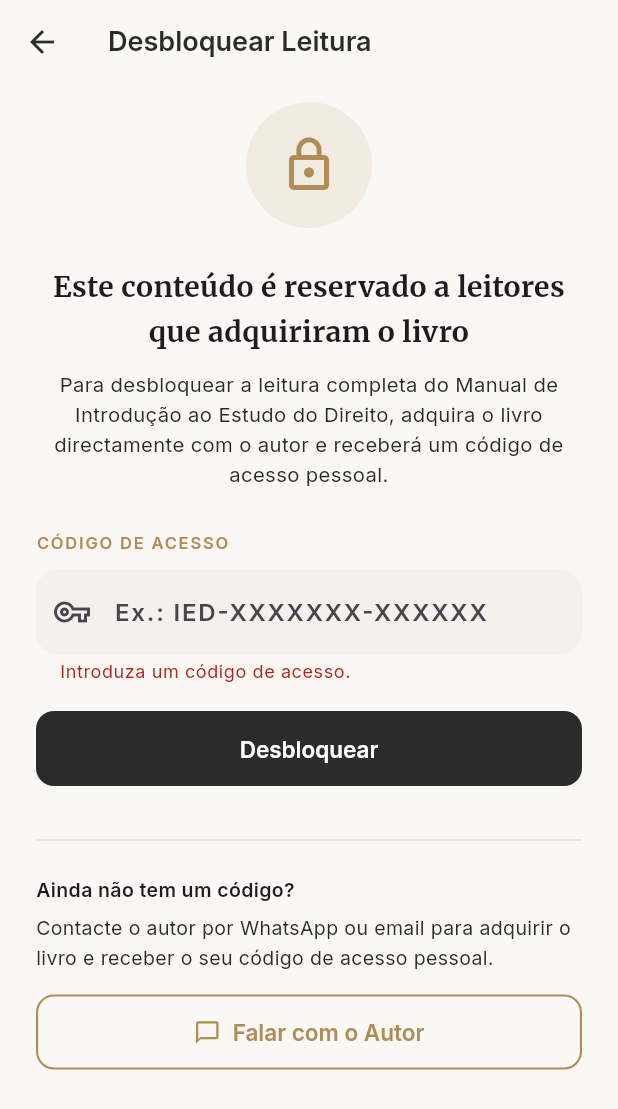
After one commit to nevesmoxi/IED, a Flutter app: the AccessGateScreen screen opened directly, after a tap on "Desbloquear", on a phone screen of 412 x 824 dp. The commit adds this screen. Shown: the top 1109 px of the screen. Run offline on Flutter 3.47's test engine with Material 3 defaults, Android fonts, the phone set to English and light mode, and no system bars; our stand-ins replace google_fonts, shared_preferences; missing offline and left inert: encrypt; accounts and stored records are empty.

Commit message:
Implementar sistema de código de acesso para desbloquear leitura
Como o Google Play não permite venda paga em Angola, o app passa a ser
distribuído gratuitamente e o conteúdo do livro fica bloqueado até o
leitor introduzir um código de acesso válido, recebido do autor após
compra por canais externos (WhatsApp, transferência, Multicaixa Express).

- AccessCodeService: valida códigos offline via HMAC-SHA256, sem
  necessidade de servidor (formato IED-IDENTIFICADOR-CHECKSUM)
- AccessProvider: persiste o estado de desbloqueio em SharedPreferences
- AccessGateScreen: tela de bloqueio com campo de código e atalho de
  contacto com o autor
- ReaderScreen: ponto único de bloqueio, exibe AccessGateScreen se não
  desbloqueado (Home/Índice/Busca continuam livres de navegar)
- HomeScreen e ProfileScreen: indicadores visuais de estado de acesso
- scripts/generate_access_code.py: ferramenta para o autor gerar códigos
  offline, individualmente ou em lote, sem depender de internet/servidor

```diff
--- a/lib/main.dart
+++ b/lib/main.dart
@@ -3,6 +3,7 @@ import 'package:provider/provider.dart';
 import 'providers/book_provider.dart';
 import 'providers/reading_settings_provider.dart';
 import 'providers/reading_progress_provider.dart';
+import 'providers/access_provider.dart';
 import 'theme/app_theme.dart';
 import 'screens/root_shell.dart';
 
@@ -20,6 +21,7 @@ class IedReaderApp extends StatelessWidget {
         ChangeNotifierProvider(create: (_) => BookProvider()),
         ChangeNotifierProvider(create: (_) => ReadingSettingsProvider()),
         ChangeNotifierProvider(create: (_) => ReadingProgressProvider()),
+        ChangeNotifierProvider(create: (_) => AccessProvider()),
       ],
       child: Consumer<ReadingSettingsProvider>(
         builder: (context, settings, _) {
--- /dev/null
+++ b/lib/providers/access_provider.dart
@@ -0,0 +1,78 @@
+import 'package:flutter/material.dart';
+import 'package:shared_preferences/shared_preferences.dart';
+import '../services/access_code_service.dart';
+
+/// Tracks whether the reader has unlocked the book content via a valid
+/// access code, and persists that state locally so it survives app
+/// restarts (the user only needs to enter the code once per device).
+class AccessProvider extends ChangeNotifier {
+  static const _kUnlockedKey = 'access_unlocked';
+  static const _kRedeemedCodeKey = 'access_redeemed_code';
+
+  bool _isUnlocked = false;
+  bool _isLoading = true;
+  String? _redeemedCode;
+  String? _lastError;
+
+  bool get isUnlocked => _isUnlocked;
+  bool get isLoading => _isLoading;
+  String? get redeemedCode => _redeemedCode;
+  String? get lastError => _lastError;
+
+  AccessProvider() {
+    _load();
+  }
+
+  Future<void> _load() async {
+    final prefs = await SharedPreferences.getInstance();
+    _isUnlocked = prefs.getBool(_kUnlockedKey) ?? false;
+    _redeemedCode = prefs.getString(_kRedeemedCodeKey);
+    _isLoading = false;
+    notifyListeners();
+  }
+
+  /// Validates [rawCode] and, if valid, persists the unlocked state.
+  /// Returns true on success.
+  Future<bool> redeemCode(String rawCode) async {
+    final code = AccessCodeService.normalize(rawCode);
+    if (code.isEmpty) {
+      _lastError = 'Introduza um código de acesso.';
+      notifyListeners();
+      return false;
+    }
+
+    if (!AccessCodeService.isValid(code)) {
+      _lastError = 'Código inválido. Verifique e tente novamente.';
+      notifyListeners();
+      return false;
+    }
+
+    _isUnlocked = true;
+    _redeemedCode = code;
+    _lastError = null;
+    notifyListeners();
+
+    final prefs = await SharedPreferences.getInstance();
+    await prefs.setBool(_kUnlockedKey, true);
+    await prefs.setString(_kRedeemedCodeKey, code);
+    return true;
+  }
+
+  void clearError() {
+    if (_lastError != null) {
+      _lastError = null;
+      notifyListeners();
+    }
+  }
+
+  /// Development/support utility: locks the app again (e.g. if a code was
+  /// entered by mistake, or for support/testing purposes).
+  Future<void> lock() async {
+    _isUnlocked = false;
+    _redeemedCode = null;
+    notifyListeners();
+    final prefs = await SharedPreferences.getInstance();
+    await prefs.remove(_kUnlockedKey);
+    await prefs.remove(_kRedeemedCodeKey);
+  }
+}
--- /dev/null
+++ b/lib/screens/access_gate_screen.dart
@@ -0,0 +1,196 @@
+import 'package:flutter/material.dart';
+import 'package:provider/provider.dart';
+import '../providers/access_provider.dart';
+import '../theme/app_theme.dart';
+import 'contact_screen.dart';
+
+/// Shown instead of the reading content when the user has not yet
+/// redeemed a valid access code. Explains the purchase flow (external
+/// payment via WhatsApp / transfer / Multicaixa Express) and lets the
+/// user enter the code the author sent them.
+class AccessGateScreen extends StatefulWidget {
+  const AccessGateScreen({super.key});
+
+  @override
+  State<AccessGateScreen> createState() => _AccessGateScreenState();
+}
+
+class _AccessGateScreenState extends State<AccessGateScreen> {
+  final TextEditingController _controller = TextEditingController();
+  final FocusNode _focusNode = FocusNode();
+  bool _submitting = false;
+
+  @override
+  void dispose() {
+    _controller.dispose();
+    _focusNode.dispose();
+    super.dispose();
+  }
+
+  Future<void> _submit() async {
+    final access = context.read<AccessProvider>();
+    FocusScope.of(context).unfocus();
+    setState(() => _submitting = true);
+    final ok = await access.redeemCode(_controller.text);
+    if (!mounted) return;
+    setState(() => _submitting = false);
+
+    if (ok) {
+      ScaffoldMessenger.of(context).showSnackBar(
+        const SnackBar(
+          content: Text('Código válido! Acesso desbloqueado.'),
+          backgroundColor: Colors.green,
+        ),
+      );
+    }
+  }
+
+  @override
+  Widget build(BuildContext context) {
+    final access = context.watch<AccessProvider>();
+    final colorScheme = Theme.of(context).colorScheme;
+
+    return Scaffold(
+      appBar: AppBar(
+        title: const Text('Desbloquear Leitura'),
+        leading: IconButton(
+          icon: const Icon(Icons.arrow_back),
+          onPressed: () => Navigator.pop(context),
+        ),
+      ),
+      body: SafeArea(
+        child: SingleChildScrollView(
+          padding: const EdgeInsets.fromLTRB(24, 12, 24, 24),
+          child: Column(
+            crossAxisAlignment: CrossAxisAlignment.start,
+            children: [
+              Center(
+                child: Container(
+                  width: 84,
+                  height: 84,
+                  decoration: BoxDecoration(
+                    color: AppColors.gold.withValues(alpha: 0.12),
+                    shape: BoxShape.circle,
+                  ),
+                  child: const Icon(
+                    Icons.lock_outline,
+                    color: AppColors.gold,
+                    size: 40,
+                  ),
+                ),
+              ),
+              const SizedBox(height: 24),
+              Text(
+                'Este conteúdo é reservado a leitores que adquiriram o livro',
+                textAlign: TextAlign.center,
+                style: AppTheme.readingTextStyle(
+                  fontSize: 19,
+                  color: colorScheme.onSurface,
+                  weight: FontWeight.w700,
+                ),
+              ),
+              const SizedBox(height: 10),
+              Text(
+                'Para desbloquear a leitura completa do Manual de Introdução ao '
+                'Estudo do Direito, adquira o livro directamente com o autor e '
+                'receberá um código de acesso pessoal.',
+                textAlign: TextAlign.center,
+                style: TextStyle(
+                  fontSize: 13.5,
+                  height: 1.5,
+                  color: Theme.of(context).textTheme.bodySmall?.color,
+                ),
+              ),
+              const SizedBox(height: 28),
+
+              Text(
+                'CÓDIGO DE ACESSO',
+                style: TextStyle(
+                  fontSize: 11,
+                  letterSpacing: 1.2,
+                  fontWeight: FontWeight.w600,
+                  color: AppColors.gold,
+                ),
+              ),
+              const SizedBox(height: 10),
+              TextField(
+                controller: _controller,
+                focusNode: _focusNode,
+                textCapitalization: TextCapitalization.characters,
+                textInputAction: TextInputAction.done,
+                onSubmitted: (_) => _submit(),
+                onChanged: (_) => access.clearError(),
+                style: const TextStyle(
+                  fontWeight: FontWeight.w600,
+                  letterSpacing: 1.2,
+                ),
+                decoration: InputDecoration(
+                  hintText: 'Ex.: IED-XXXXXXX-XXXXXX',
+                  filled: true,
+                  fillColor: Theme.of(context).cardTheme.color,
+                  errorText: access.lastError,
+                  border: OutlineInputBorder(
+                    borderRadius: BorderRadius.circular(14),
+                    borderSide: BorderSide.none,
+                  ),
+                  prefixIcon: const Icon(Icons.vpn_key_outlined),
+                ),
+              ),
+              const SizedBox(height: 18),
+              SizedBox(
+                width: double.infinity,
+                child: ElevatedButton(
+                  onPressed: _submitting ? null : _submit,
+                  child: _submitting
+                      ? const SizedBox(
+                          width: 20,
+                          height: 20,
+                          child: CircularProgressIndicator(
+                            strokeWidth: 2.4,
+                            color: Colors.white,
+                          ),
+                        )
+                      : const Text('Desbloquear'),
+                ),
+              ),
+              const SizedBox(height: 28),
+
+              const Divider(),
+              const SizedBox(height: 16),
+              Text(
+                'Ainda não tem um código?',
+                style: TextStyle(
+                  fontSize: 13,
+                  fontWeight: FontWeight.w600,
+                  color: colorScheme.onSurface,
+                ),
+              ),
+              const SizedBox(height: 6),
+              Text(
+                'Contacte o autor por WhatsApp ou email para adquirir o livro '
+                'e receber o seu código de acesso pessoal.',
+                style: TextStyle(
+                  fontSize: 13,
+                  height: 1.5,
+                  color: Theme.of(context).textTheme.bodySmall?.color,
+                ),
+              ),
+              const SizedBox(height: 14),
+              SizedBox(
+                width: double.infinity,
+                child: OutlinedButton.icon(
+                  icon: const Icon(Icons.chat_bubble_outline),
+                  label: const Text('Falar com o Autor'),
+                  onPressed: () => Navigator.push(
+                    context,
+                    MaterialPageRoute(builder: (_) => const ContactScreen()),
+                  ),
+                ),
+              ),
+            ],
+          ),
+        ),
+      ),
+    );
+  }
+}
--- a/lib/screens/contact_screen.dart
+++ b/lib/screens/contact_screen.dart
@@ -22,7 +22,9 @@ class ContactScreen extends StatelessWidget {
 
   void _showError(BuildContext context, String label) {
     ScaffoldMessenger.of(context).showSnackBar(
-      SnackBar(content: Text('Não foi possível abrir $label neste dispositivo.')),
+      SnackBar(
+        content: Text('Não foi possível abrir $label neste dispositivo.'),
+      ),
     );
   }
 
--- a/lib/screens/home_screen.dart
+++ b/lib/screens/home_screen.dart
@@ -2,6 +2,7 @@ import 'package:flutter/material.dart';
 import 'package:provider/provider.dart';
 import '../providers/book_provider.dart';
 import '../providers/reading_progress_provider.dart';
+import '../providers/access_provider.dart';
 import '../theme/app_theme.dart';
 import 'reader_screen.dart';
 import 'about_author_screen.dart';
@@ -16,6 +17,7 @@ class HomeScreen extends StatelessWidget {
   Widget build(BuildContext context) {
     final bookProvider = context.watch<BookProvider>();
     final progress = context.watch<ReadingProgressProvider>();
+    final access = context.watch<AccessProvider>();
 
     if (bookProvider.status == BookLoadStatus.loading) {
       return const Scaffold(body: Center(child: CircularProgressIndicator()));
@@ -107,9 +109,19 @@ class HomeScreen extends StatelessWidget {
                 width: double.infinity,
                 child: ElevatedButton.icon(
                   icon: Icon(
-                    hasProgress ? Icons.menu_book : Icons.play_arrow_rounded,
+                    !access.isUnlocked
+                        ? Icons.lock_outline
+                        : hasProgress
+                        ? Icons.menu_book
+                        : Icons.play_arrow_rounded,
                   ),
-                  label: Text(hasProgress ? 'Continuar Leitura' : 'Ler Agora'),
+                  label: Text(
+                    !access.isUnlocked
+                        ? 'Desbloquear Leitura'
+                        : hasProgress
+                        ? 'Continuar Leitura'
+                        : 'Ler Agora',
+                  ),
                   onPressed: () {
                     final chapterIdx = hasProgress
                         ? progress.lastPosition!.chapterIndex
--- a/lib/screens/profile_screen.dart
+++ b/lib/screens/profile_screen.dart
@@ -3,6 +3,7 @@ import 'package:provider/provider.dart';
 import '../providers/reading_settings_provider.dart';
 import '../providers/reading_progress_provider.dart';
 import '../providers/book_provider.dart';
+import '../providers/access_provider.dart';
 import '../theme/app_theme.dart';
 import 'about_author_screen.dart';
 import 'contact_screen.dart';
@@ -17,6 +18,7 @@ class ProfileScreen extends StatelessWidget {
     final settings = context.watch<ReadingSettingsProvider>();
     final progress = context.watch<ReadingProgressProvider>();
     final bookProvider = context.watch<BookProvider>();
+    final access = context.watch<AccessProvider>();
 
     return Scaffold(
       appBar: AppBar(title: const Text('Perfil')),
@@ -49,14 +51,30 @@ class ProfileScreen extends StatelessWidget {
                             style: Theme.of(context).textTheme.titleMedium,
                           ),
                           const SizedBox(height: 2),
+                          Row(
+                            children: [
+                              Icon(
+                                access.isUnlocked
+                                    ? Icons.lock_open
+                                    : Icons.lock_outline,
+                                size: 13,
+                                color: access.isUnlocked
+                                    ? Colors.green
+                                    : AppColors.gold,
+                              ),
+                              const SizedBox(width: 5),
                               Text(
-                            'Acesso: Versão de leitura',
+                                access.isUnlocked
+                                    ? 'Acesso desbloqueado'
+                                    : 'Acesso bloqueado',
                                 style: TextStyle(
                                   fontSize: 12.5,
                                   color: Theme.of(
                                     context,
                                   ).textTheme.bodySmall?.color,
                                 ),
+                              ),
+                            ],
                           ),
                         ],
                       ),
@@ -129,6 +147,34 @@ class ProfileScreen extends StatelessWidget {
                 ),
               ),
             const SizedBox(height: 20),
+
+            if (!access.isUnlocked) ...[
+              _SectionLabel('Acesso'),
+              Card(
+                child: ListTile(
+                  leading: const Icon(
+                    Icons.lock_outline,
+                    color: AppColors.gold,
+                  ),
+                  title: const Text('Desbloquear Leitura'),
+                  subtitle: const Text(
+                    'Já comprou o livro? Introduza o seu código de acesso.',
+                    style: TextStyle(fontSize: 11.5),
+                  ),
+                  trailing: const Icon(Icons.arrow_forward_ios, size: 14),
+                  onTap: () => Navigator.push(
+                    context,
+                    MaterialPageRoute(
+                      builder: (_) => const ReaderScreen(
+                        initialChapterIndex: 0,
+                        initialSectionIndex: 0,
+                      ),
+                    ),
+                  ),
+                ),
+              ),
+              const SizedBox(height: 20),
+            ],
 
             _SectionLabel('Institucional'),
             Card(
--- /dev/null
+++ b/lib/services/access_code_service.dart
@@ -0,0 +1,61 @@
+import 'dart:convert';
+import 'package:crypto/crypto.dart';
+
+/// Validates offline-generated access codes, without requiring any backend
+/// server — appropriate for a small, single-author distribution model where
+/// the app is distributed for free on Google Play (no in-app billing) and
+/// the author sells the book directly (WhatsApp, transfer, Multicaixa
+/// Express), handing each buyer a unique access code afterwards.
+///
+/// Code format: `IED-IDENTIFIER-CHECKSUM`
+/// - IDENTIFIER: any alphanumeric string chosen by the author when issuing
+///   the code (e.g. buyer's phone number, order number, or a sequential
+///   id). It carries no secret information itself.
+/// - CHECKSUM: the first 6 hex characters (uppercase) of
+///   HMAC-SHA256(secret, IDENTIFIER). Only someone who knows `_secret` (the
+///   author, via scripts/generate_access_code.py) can compute a checksum
+///   that this validator will accept, so a user cannot fabricate a valid
+///   code just by guessing a format.
+class AccessCodeService {
+  // Must match the secret used by scripts/generate_access_code.py.
+  // Do not change without regenerating all previously issued codes.
+  static const String _secret = 'IEDReader-NevesMoxi-2025-AccessCode-Secret';
+
+  /// Normalizes user input: trims, removes internal whitespace, uppercases.
+  static String normalize(String raw) {
+    return raw.trim().toUpperCase().replaceAll(RegExp(r'\s+'), '');
+  }
+
+  /// Returns true if [raw] is a well-formed code whose checksum matches.
+  static bool isValid(String raw) {
+    final code = normalize(raw);
+    final parts = code.split('-');
+    if (parts.length < 3) return false;
+    if (parts.first != 'IED') return false;
+
+    final checksum = parts.last;
+    final identifier = parts.sublist(1, parts.length - 1).join('-');
+    if (identifier.isEmpty || checksum.length != 6) return false;
+
+    return _computeChecksum(identifier) == checksum;
+  }
+
+  static String _computeChecksum(String identifier) {
+    final key = utf8.encode(_secret);
+    final bytes = utf8.encode(identifier);
+    final digest = Hmac(sha256, key).convert(bytes);
+    return digest.toString().substring(0, 6).toUpperCase();
+  }
+
+  /// Generates a valid code for [identifier]. Kept here (in addition to the
+  /// author's standalone Python script) for tests / potential future
+  /// in-app "generate a code" admin tooling.
+  static String generate(String identifier) {
+    final normalizedId = identifier.trim().toUpperCase().replaceAll(
+      RegExp(r'\s+'),
+      '',
+    );
+    final checksum = _computeChecksum(normalizedId);
+    return 'IED-$normalizedId-$checksum';
+  }
+}
```
Also changed, not shown: lib/screens/reader_screen.dart (+14 -0 lines), lib/services/book_decryptor.dart (+4 -3 lines), 1 other file. Lines whose indentation alone changed are shown as unchanged.
